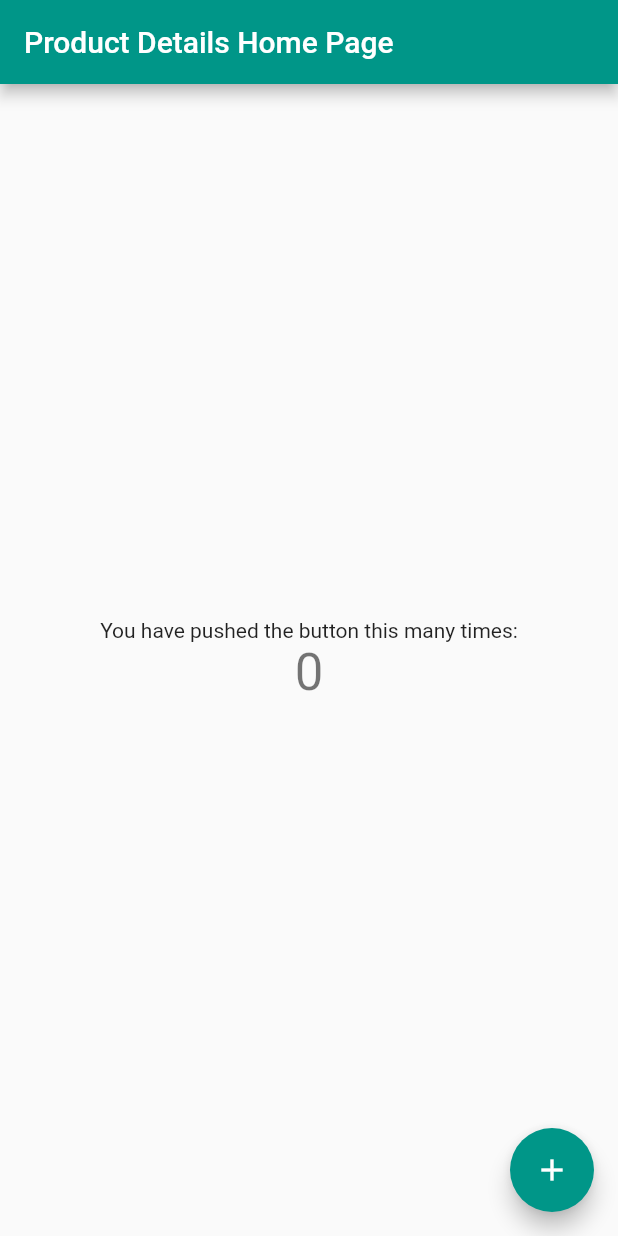
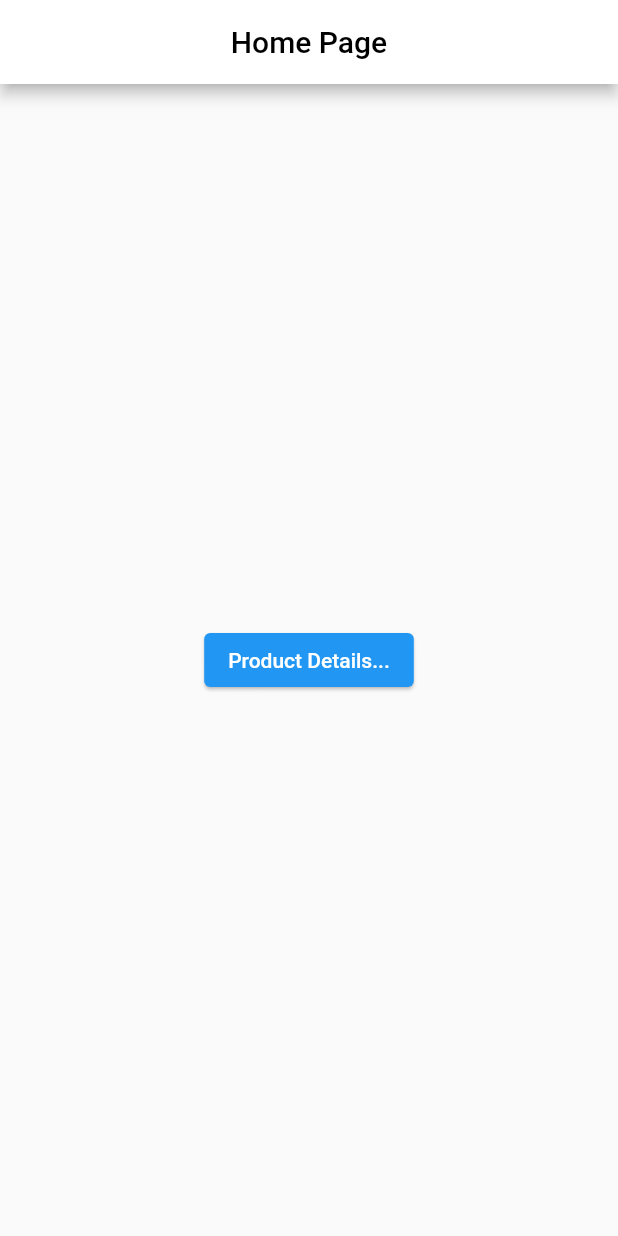
Before and after one commit to imam-swe/Flutter_Task, a Flutter app: the screen it shows after launch, on a phone screen of 412 x 824 dp. Run offline on Flutter 3.47's test engine with Material 2 defaults, Android fonts, the phone set to English and light mode, and no system bars.

Commit message:
Updated UI Design

```diff
--- a/lib/main.dart
+++ b/lib/main.dart
@@ -1,73 +1,22 @@
 import 'package:flutter/material.dart';
+import 'package:qtec_task_product_details/screens/homepage.dart';
 
 void main() {
   runApp(const MyApp());
 }
 
-class MyApp extends StatefulWidget {
+class MyApp extends StatelessWidget {
   const MyApp({Key? key}) : super(key: key);
 
-  @override
-  State<MyApp> createState() => _MyAppState();
-}
-
-class _MyAppState extends State<MyApp> {
   @override
   Widget build(BuildContext context) {
     return MaterialApp(
       debugShowCheckedModeBanner: false,
       title: 'Qtec Task - App',
       theme: ThemeData(
-        primarySwatch: Colors.teal,
+        primarySwatch: Colors.blue,
       ),
-      home: const MyHomePage(title: 'Product Details Home Page'),
+      home: const Homepage(),
     );
   }
 }
-
-class MyHomePage extends StatefulWidget {
-  const MyHomePage({Key? key, required this.title}) : super(key: key);
-
-  final String title;
-
-  @override
-  State<MyHomePage> createState() => _MyHomePageState();
-}
-
-class _MyHomePageState extends State<MyHomePage> {
-  int _counter = 0;
-
-  void _incrementCounter() {
-    setState(() {
-      _counter++;
-    });
-  }
-
-  @override
-  Widget build(BuildContext context) {
-    return Scaffold(
-      appBar: AppBar(
-        title: Text(widget.title),
-      ),
-      body: Center(
-        child: Column(
-          mainAxisAlignment: MainAxisAlignment.center,
-          children: <Widget>[
-            const Text(
-              'You have pushed the button this many times:',
-            ),
-            Text(
-              '$_counter',
-              style: Theme.of(context).textTheme.headline4,
-            ),
-          ],
-        ),
-      ),
-      floatingActionButton: FloatingActionButton(
-        onPressed: _incrementCounter,
-        tooltip: 'Increment',
-        child:   const Icon(Icons.add),
-      ), // This trailing comma makes auto-formatting nicer for build methods.
-    );
-  }
-}
--- /dev/null
+++ b/lib/screens/homepage.dart
@@ -0,0 +1,51 @@
+import 'package:flutter/material.dart';
+import 'package:qtec_task_product_details/screens/product_details.dart';
+
+class Homepage extends StatefulWidget {
+  const Homepage({Key? key}) : super(key: key);
+
+  @override
+  _HomepageState createState() => _HomepageState();
+}
+
+class _HomepageState extends State<Homepage> {
+  @override
+  Widget build(BuildContext context) {
+    return Scaffold(
+      appBar: AppBar(
+        title: const Text(
+          "Home Page",
+          style: TextStyle(
+            color: Colors.black,
+          ),
+        ),
+        centerTitle: true,
+        backgroundColor: Colors.white,
+      ),
+      body: Center(
+        child: Column(
+          mainAxisAlignment: MainAxisAlignment.center,
+          children: [
+            ElevatedButton(
+              style: ButtonStyle(
+                elevation: MaterialStateProperty.resolveWith<double>(
+                    (Set<MaterialState> states) {
+                  if (states.contains(MaterialState.pressed)) return 16;
+                  return 1;
+                }),
+              ),
+              onPressed: () {
+                Navigator.push(
+                  context,
+                  MaterialPageRoute(
+                      builder: (context) => const ProductDetails()),
+                );
+              },
+              child: const Text('Product Details...'),
+            ),
+          ],
+        ),
+      ),
+    );
+  }
+}
```
Also changed, not shown: lib/screens/product_details.dart (added, +52 -0 lines), lib/homepage.dart (deleted).
